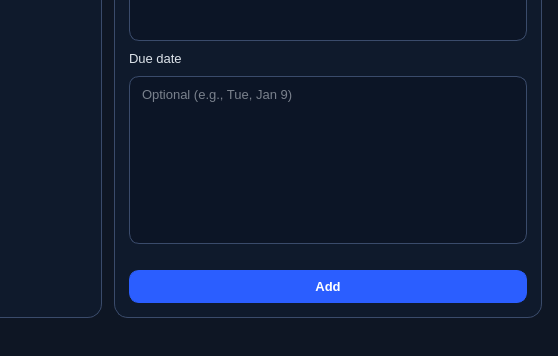
Alexreborn129/pyqt-todo-practice, file todo.ui: the form before one commit; both pictures show x 342 to 900 and y 244 to 600 of the 900 by 600 pixel window.
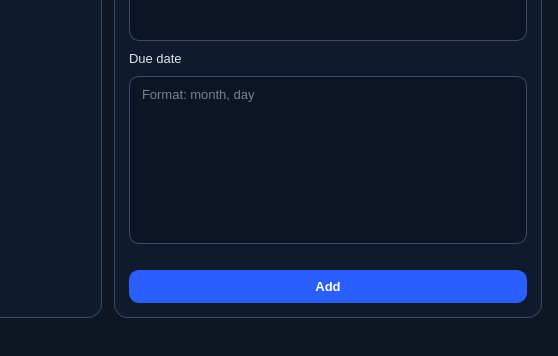
The form after the commit.

Patch:
```diff
--- a/todo.ui
+++ b/todo.ui
@@ -245,7 +245,7 @@
          <item>
           <widget class="QTextEdit" name="due">
            <property name="placeholderText">
-            <string>Optional (e.g., Tue, Jan 9)</string>
+            <string>Format: month, day</string>
            </property>
            <property name="minimumHeight">
             <number>42</number>
```
